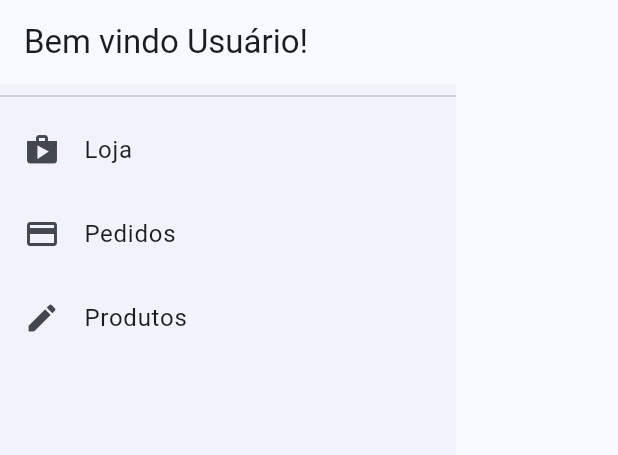
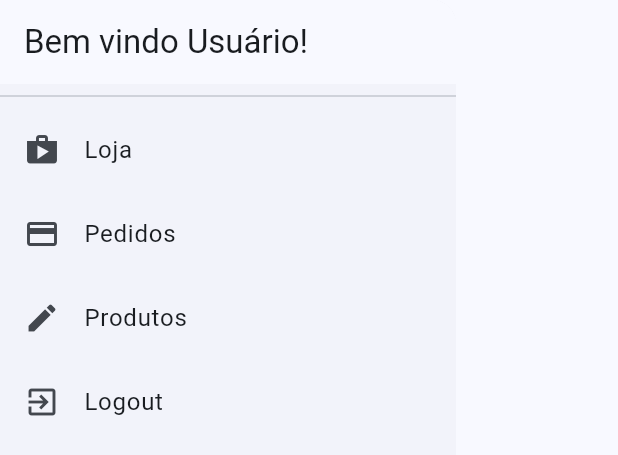
Before and after one commit to GoedertDalmolin/shop, a Flutter app: the AppDrawer widget shown alone on an empty page, opened directly, on a phone screen of 412 x 824 dp. Shown: the top 455 px of the screen. Run offline on Flutter 3.47's test engine with Material 3 defaults, Android fonts, the phone set to English and light mode, and no system bars; our stand-ins replace google_fonts; network calls fail.

Commit message:
Added logout option on items list of app drawer.

```diff
--- a/lib/components/app_drawer.dart
+++ b/lib/components/app_drawer.dart
@@ -1,4 +1,6 @@
 import 'package:flutter/material.dart';
+import 'package:provider/provider.dart';
+import 'package:shop/models/auth.dart';
 import 'package:shop/utils/app_routes.dart';
 
 class AppDrawer extends StatelessWidget {
@@ -35,6 +37,15 @@ class AppDrawer extends StatelessWidget {
               Navigator.of(context).pushReplacementNamed(AppRoutes.products);
             },
           ),
+          ListTile(
+            leading: const Icon(Icons.exit_to_app),
+            title: const Text('Logout'),
+            onTap: () {
+              Provider.of<Auth>(context, listen: false).logout();
+
+              Navigator.of(context).pushReplacementNamed(AppRoutes.authOrHome);
+            },
+          ),
         ],
       ),
     );
```
Also changed, not shown: lib/models/auth.dart (+9 -0 lines).
